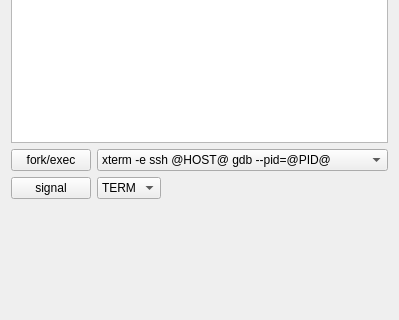
Old version of the form pqProcessMonitorForm.ui in the repository burlen/SciberQuestToolKit; both pictures show x 0 to 399 and y 106 to 426 of the 399 by 631 pixel window.
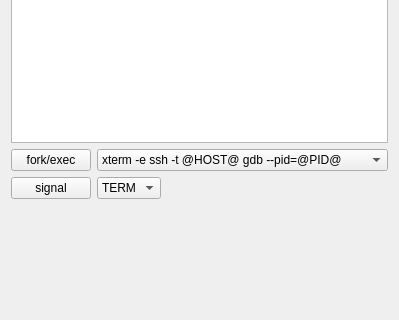
New version of the form.

The edit to the form file:
```diff
--- a/pqProcessMonitorForm.ui
+++ b/pqProcessMonitorForm.ui
@@ -78,7 +78,7 @@
        </property>
        <item>
         <property name="text">
-         <string>xterm -e ssh @HOST@ gdb --pid=@PID@</string>
+         <string>xterm -e ssh -t @HOST@ gdb --pid=@PID@</string>
         </property>
        </item>
        <item>
```
Left out of the diff: 2 changed lines with no effect on the pictures.
